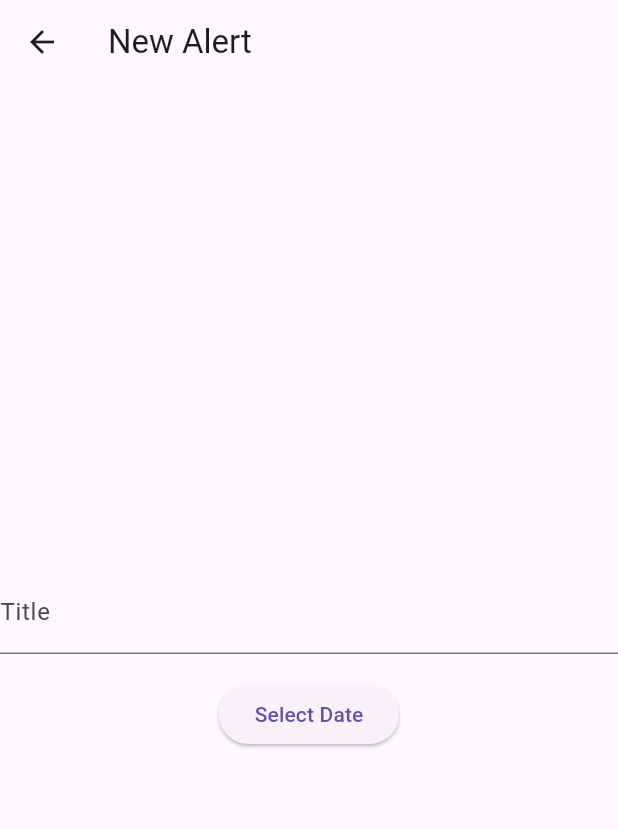
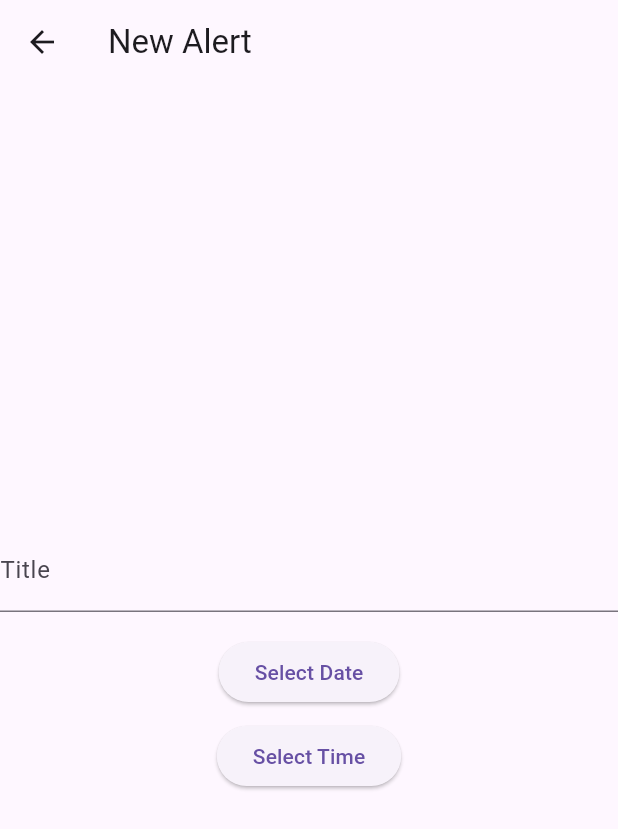
Before and after one commit to UNO-CSCI4830/GlucoGuide, a Flutter app: the Add_Alert screen opened directly, on a phone screen of 412 x 824 dp. Shown: the top 829 px of the screen. Run offline on Flutter 3.47's test engine with Material 3 defaults, Android fonts, the phone set to English and light mode, and no system bars; our stand-ins replace firebase_auth, firebase_core; accounts and stored records are empty.

Commit message:
added pick time function

```diff
--- a/glucoguide/lib/screens/alerts/alerts_page.dart
+++ b/glucoguide/lib/screens/alerts/alerts_page.dart
@@ -40,6 +40,7 @@ class Add_Alert extends StatelessWidget {
   Add_Alert({super.key});
   final _alertName = TextEditingController();
 
+  //Function to pick date
   Future<void> _selectDate(BuildContext context) async {
   final DateTime? picked = await showDatePicker(
     context: context,
@@ -48,9 +49,22 @@ class Add_Alert extends StatelessWidget {
     lastDate: DateTime(2101),
   );
   if (picked != null) {
-      // Display the selected date using a dialog or Snackbar
+    // Display the selected date
     ScaffoldMessenger.of(context).showSnackBar(
       SnackBar(content: Text('Selected Date: ${picked.toLocal()}'.split(' ')[0])),
+    );
+  }
+}
+
+// Function to pick time
+  Future<void> _selectTime(BuildContext context) async {
+  final TimeOfDay? pickedTime = await showTimePicker(
+    context: context,
+    initialTime: TimeOfDay.now(),
+  );
+  if (pickedTime != null) {
+    ScaffoldMessenger.of(context).showSnackBar(
+    SnackBar(content: Text('Selected Time: ${pickedTime.format(context)}')),
       );
     }
   }
@@ -63,14 +77,19 @@ class Add_Alert extends StatelessWidget {
         child: Column(
           mainAxisAlignment: MainAxisAlignment.center,
           children: [
-            TextField(
+            TextField( //Title of the alert
               controller: _alertName,
               decoration: const InputDecoration(labelText: 'Title'),
             ),
-            const SizedBox(height: 16), // Space between input and button
-            ElevatedButton(
+            const SizedBox(height: 16),
+            ElevatedButton( //Date selector
               onPressed: () => _selectDate(context),
               child: const Text('Select Date'),
+            ),
+            const SizedBox(height: 8), // Space between date and time button
+            ElevatedButton(
+              onPressed: () => _selectTime(context),
+              child: const Text('Select Time'),
             ),
           ],
         ),
```
Lines whose indentation alone changed are shown as unchanged.
